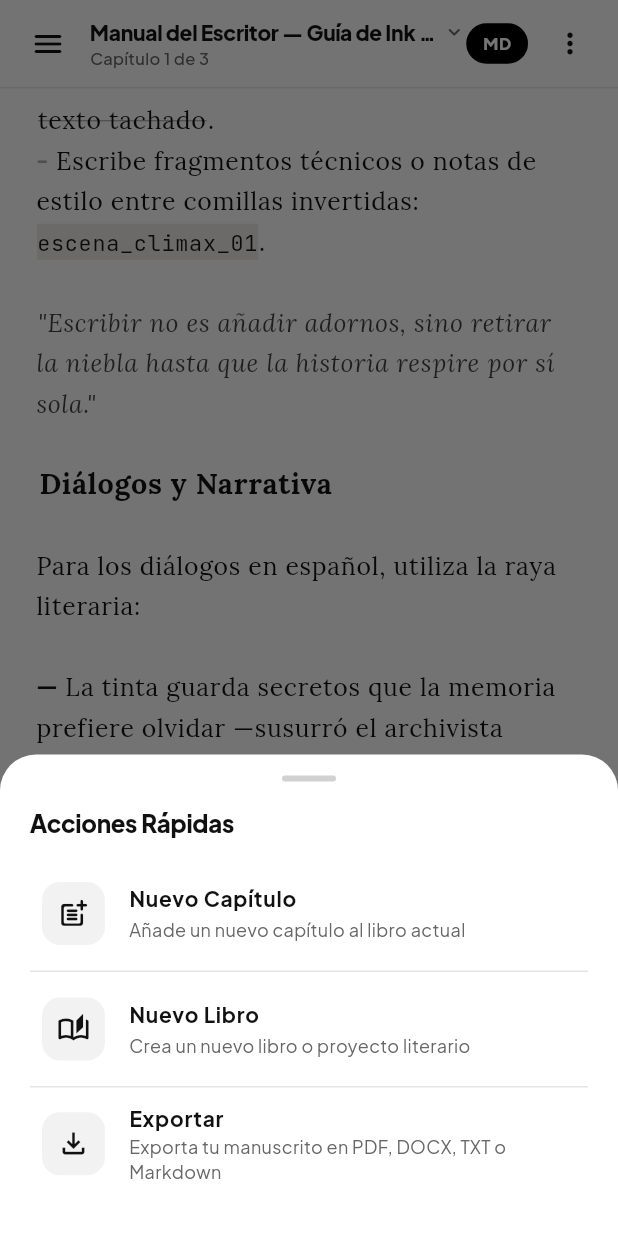
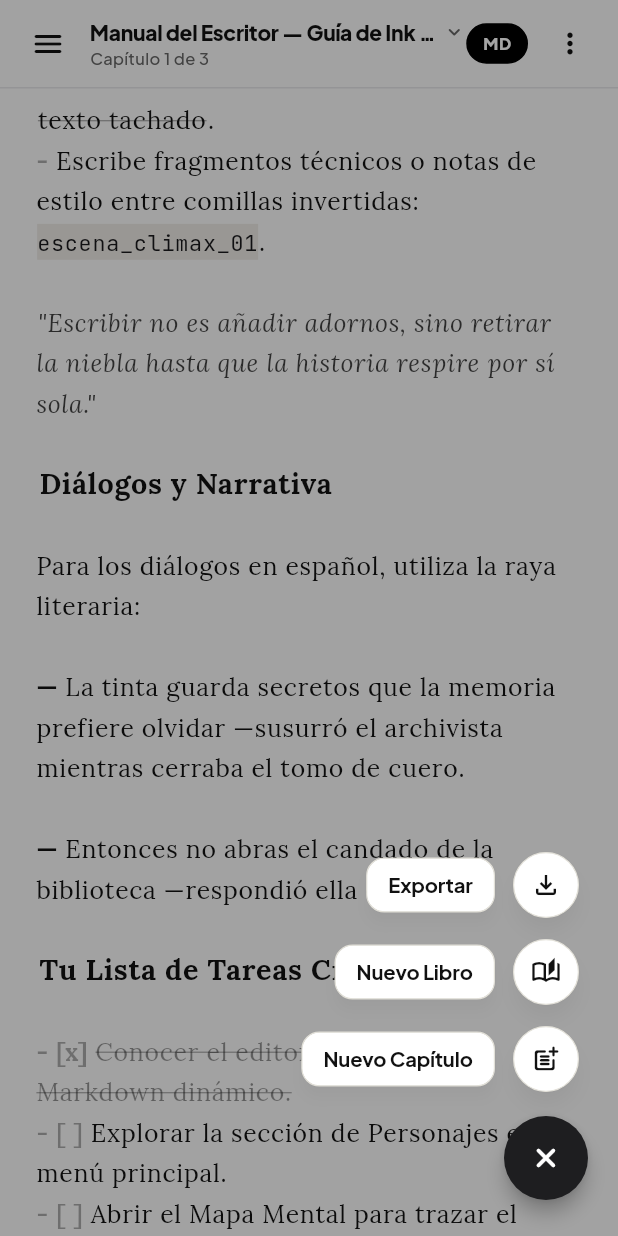
Before and after one commit to SamuelSHenriquezP/ink_wright, a Flutter app: the screen it shows after launch, scrolled down 576 dp, after a tap on the "add" icon, on a phone screen of 412 x 824 dp. Run offline on Flutter 3.47's test engine with Material 3 defaults, Android fonts, the light colour scheme and no system bars; drawn by our look-alikes of flutter_animate; our stand-ins replace google_fonts, pdf, printing, shared_preferences.

Commit message:
feat: implementar menu flotante speed dial para las tres opciones rapidas

```diff
--- a/lib/screens/zen_editor_screen.dart
+++ b/lib/screens/zen_editor_screen.dart
@@ -31,6 +31,7 @@
   final ScrollController _scrollController = ScrollController();
   final PageController _pageController = PageController(initialPage: 1);
   bool _isReadOnly = false;
+  bool _isFabExpanded = false;
 
   // Chapter title controller
   final TextEditingController _chapterTitleController = TextEditingController();
@@ -262,111 +263,78 @@
     );
   }
 
-  void _openQuickActionsModal(BuildContext context, EditorController controller, bool isDark) {
-    final bgCard = isDark ? AppTheme.darkSurfaceCard : AppTheme.lightSurfaceCard;
+  Widget _buildFloatingOptionItem({
+    required IconData icon,
+    required String label,
+    required int delayMs,
+    required bool isDark,
+    required VoidCallback onTap,
+  }) {
+    final bgPill = isDark ? const Color(0xFF222225) : Colors.white;
     final textPrimary = isDark ? AppTheme.darkTextPrimary : AppTheme.lightTextPrimary;
-    final textSecondary = isDark ? AppTheme.darkTextSecondary : AppTheme.lightTextSecondary;
-    final borderSubtle = isDark ? AppTheme.darkBorderSubtle : AppTheme.lightBorderSubtle;
-
-    showModalBottomSheet(
-      context: context,
-      backgroundColor: bgCard,
-      shape: const RoundedRectangleBorder(
-        borderRadius: BorderRadius.vertical(top: Radius.circular(24)),
-      ),
-      builder: (ctx) {
-        return SafeArea(
-          child: Padding(
-            padding: const EdgeInsets.fromLTRB(20, 14, 20, 24),
-            child: Column(
+    final borderSubtle = isDark ? const Color(0xFF38383C) : const Color(0xFFE2E0D8);
+
+    return GestureDetector(
+      onTap: onTap,
+      behavior: HitTestBehavior.opaque,
+      child: Row(
         mainAxisSize: MainAxisSize.min,
         children: [
-                Center(
+          // Text Label Pill
+          Material(
+            color: Colors.transparent,
+            elevation: 4,
+            shadowColor: Colors.black.withValues(alpha: isDark ? 0.4 : 0.15),
+            borderRadius: BorderRadius.circular(12),
             child: Container(
-                    width: 36,
-                    height: 4,
+              padding: const EdgeInsets.symmetric(horizontal: 14, vertical: 8),
               decoration: BoxDecoration(
-                      color: textSecondary.withValues(alpha: 0.3),
-                      borderRadius: BorderRadius.circular(2),
-                    ),
-                  ),
-                ),
-                const SizedBox(height: 16),
-                Align(
-                  alignment: Alignment.centerLeft,
+                color: bgPill,
+                borderRadius: BorderRadius.circular(12),
+                border: Border.all(color: borderSubtle, width: 0.8),
+              ),
               child: Text(
-                    'Acciones Rápidas',
+                label,
                 style: TextStyle(
-                      fontSize: 16,
-                      fontWeight: FontWeight.w800,
+                  fontSize: 13.5,
+                  fontWeight: FontWeight.w700,
                   color: textPrimary,
-                      letterSpacing: -0.2,
-                    ),
-                  ),
-                ),
-                const SizedBox(height: 12),
-                ListTile(
-                  contentPadding: const EdgeInsets.symmetric(horizontal: 8, vertical: 2),
-                  leading: Container(
-                    padding: const EdgeInsets.all(10),
+                  letterSpacing: -0.1,
+                ),
+              ),
+            ),
+          ),
+          const SizedBox(width: 12),
+
+          // Circular Floating Action Button
+          Material(
+            color: Colors.transparent,
+            elevation: 5,
+            shadowColor: Colors.black.withValues(alpha: isDark ? 0.5 : 0.2),
+            shape: const CircleBorder(),
+            child: Container(
+              width: 44,
+              height: 44,
               decoration: BoxDecoration(
-                      color: isDark ? Colors.white12 : Colors.black.withValues(alpha: 0.05),
-                      borderRadius: BorderRadius.circular(12),
-                    ),
-                    child: Icon(Icons.post_add_rounded, size: 22, color: textPrimary),
-                  ),
-                  title: Text('Nuevo Capítulo', style: TextStyle(fontWeight: FontWeight.w700, color: textPrimary, fontSize: 14)),
-                  subtitle: Text('Añade un nuevo capítulo al libro actual', style: TextStyle(color: textSecondary, fontSize: 12)),
-                  shape: RoundedRectangleBorder(borderRadius: BorderRadius.circular(14)),
-                  onTap: () {
-                    Navigator.of(ctx).pop();
-                    _showNewChapterDialog(context, controller, isDark);
-                  },
-                ),
-                Divider(height: 1, color: borderSubtle),
-                ListTile(
-                  contentPadding: const EdgeInsets.symmetric(horizontal: 8, vertical: 2),
-                  leading: Container(
-                    padding: const EdgeInsets.all(10),
-                    decoration: BoxDecoration(
-                      color: isDark ? Colors.white12 : Colors.black.withValues(alpha: 0.05),
-                      borderRadius: BorderRadius.circular(12),
-                    ),
-                    child: Icon(Icons.auto_stories_outlined, size: 22, color: textPrimary),
-                  ),
-                  title: Text('Nuevo Libro', style: TextStyle(fontWeight: FontWeight.w700, color: textPrimary, fontSize: 14)),
-                  subtitle: Text('Crea un nuevo libro o proyecto literario', style: TextStyle(color: textSecondary, fontSize: 12)),
-                  shape: RoundedRectangleBorder(borderRadius: BorderRadius.circular(14)),
-                  onTap: () {
-                    Navigator.of(ctx).pop();
-                    _showNewBookDialog(context, controller, isDark);
-                  },
-                ),
-                Divider(height: 1, color: borderSubtle),
-                ListTile(
-                  contentPadding: const EdgeInsets.symmetric(horizontal: 8, vertical: 2),
-                  leading: Container(
-                    padding: const EdgeInsets.all(10),
-                    decoration: BoxDecoration(
-                      color: isDark ? Colors.white12 : Colors.black.withValues(alpha: 0.05),
-                      borderRadius: BorderRadius.circular(12),
-                    ),
-                    child: Icon(Icons.file_download_outlined, size: 22, color: textPrimary),
-                  ),
-                  title: Text('Exportar', style: TextStyle(fontWeight: FontWeight.w700, color: textPrimary, fontSize: 14)),
-                  subtitle: Text('Exporta tu manuscrito en PDF, DOCX, TXT o Markdown', style: TextStyle(color: textSecondary, fontSize: 12)),
-                  shape: RoundedRectangleBorder(borderRadius: BorderRadius.circular(14)),
-                  onTap: () {
-                    Navigator.of(ctx).pop();
-                    _openExportDialog(context, isDark);
-                  },
-                ),
-              ],
-            ),
-          ),
-        );
-      },
-    );
+                shape: BoxShape.circle,
+                color: bgPill,
+                border: Border.all(color: borderSubtle, width: 0.8),
+              ),
+              child: Icon(
+                icon,
+                size: 20,
+                color: textPrimary,
+              ),
+            ),
+          ),
+          // Align with center of 56px FAB ((56 - 44) / 2 = 6px)
+          const SizedBox(width: 6),
+        ],
+      ),
+    )
+        .animate()
+        .fadeIn(duration: 160.ms, delay: Duration(milliseconds: delayMs))
+        .slideY(begin: 0.2, end: 0, duration: 160.ms, curve: Curves.easeOut);
   }
 
   void _toggleFindReplace() {
@@ -1213,6 +1181,16 @@
           if (_showFindReplace) _toggleFindReplace();
         },
       },
+      child: PopScope(
+        canPop: !_isFabExpanded,
+        onPopInvokedWithResult: (didPop, result) {
+          if (didPop) return;
+          if (_isFabExpanded) {
+            setState(() {
+              _isFabExpanded = false;
+            });
+          }
+        },
         child: Scaffold(
           key: _scaffoldKey,
           drawer: ChapterDrawer(controller: controller, isDark: isDark),
@@ -1221,6 +1199,11 @@
           body: SafeArea(
             child: PageView(
               controller: _pageController,
+              onPageChanged: (idx) {
+                if (_isFabExpanded) {
+                  setState(() => _isFabExpanded = false);
+                }
+              },
               physics: isKeyboardOpen
                   ? const NeverScrollableScrollPhysics()
                   : const PageScrollPhysics(),
@@ -1557,20 +1540,93 @@
                   ),
                 ),
 
-              // Floating '+' Options Button (Only shown when keyboard is closed)
+              // Scrim / Backdrop overlay when FAB is expanded
+              if (_isFabExpanded && !isZen && !isKeyboardOpen)
+                Positioned.fill(
+                  child: GestureDetector(
+                    behavior: HitTestBehavior.opaque,
+                    onTap: () => setState(() => _isFabExpanded = false),
+                    child: Container(
+                      color: Colors.black.withValues(alpha: isDark ? 0.6 : 0.35),
+                    ),
+                  ).animate().fadeIn(duration: 150.ms),
+                ),
+
+              // Floating Speed Dial Options + Main FAB (Only shown when keyboard is closed)
               if (!isZen && !isKeyboardOpen)
                 Positioned(
                   bottom: 24,
                   right: 20,
-                  child: FloatingActionButton(
+                  child: Column(
+                    mainAxisSize: MainAxisSize.min,
+                    crossAxisAlignment: CrossAxisAlignment.end,
+                    children: [
+                      if (_isFabExpanded) ...[
+                        // Option 3: Exportar (Top-most)
+                        _buildFloatingOptionItem(
+                          icon: Icons.file_download_outlined,
+                          label: 'Exportar',
+                          delayMs: 80,
+                          isDark: isDark,
+                          onTap: () {
+                            setState(() => _isFabExpanded = false);
+                            _openExportDialog(context, isDark);
+                          },
+                        ),
+                        const SizedBox(height: 14),
+
+                        // Option 2: Nuevo Libro (Middle)
+                        _buildFloatingOptionItem(
+                          icon: Icons.auto_stories_outlined,
+                          label: 'Nuevo Libro',
+                          delayMs: 40,
+                          isDark: isDark,
+                          onTap: () {
+                            setState(() => _isFabExpanded = false);
+                            _showNewBookDialog(context, controller, isDark);
+                          },
+                        ),
+                        const SizedBox(height: 14),
+
+                        // Option 1: Nuevo Capítulo (Bottom-most above FAB)
+                        _buildFloatingOptionItem(
+                          icon: Icons.post_add_rounded,
+                          label: 'Nuevo Capítulo',
+                          delayMs: 0,
+                          isDark: isDark,
+                          onTap: () {
+                            setState(() => _isFabExpanded = false);
+                            _showNewChapterDialog(context, controller, isDark);
+                          },
+                        ),
+                        const SizedBox(height: 16),
+                      ],
+
+                      // Main FAB Toggle (+ / X)
+                      FloatingActionButton(
                         heroTag: 'editor_fab_options',
-                    backgroundColor: accentColor,
-                    foregroundColor: isDark ? Colors.black : Colors.white,
-                    elevation: 4,
+                        backgroundColor: _isFabExpanded
+                            ? (isDark ? const Color(0xFF2C2C2E) : const Color(0xFF1E1E20))
+                            : accentColor,
+                        foregroundColor: _isFabExpanded
+                            ? Colors.white
+                            : (isDark ? Colors.black : Colors.white),
+                        elevation: 5,
                         shape: RoundedRectangleBorder(borderRadius: BorderRadius.circular(28)),
-                    tooltip: 'Acciones Rápidas (+)',
-                    onPressed: () => _openQuickActionsModal(context, controller, isDark),
+                        tooltip: _isFabExpanded ? 'Cerrar' : 'Acciones Rápidas (+)',
+                        onPressed: () {
+                          setState(() {
+                            _isFabExpanded = !_isFabExpanded;
+                          });
+                        },
+                        child: AnimatedRotation(
+                          turns: _isFabExpanded ? 0.125 : 0.0,
+                          duration: const Duration(milliseconds: 200),
+                          curve: Curves.easeOut,
                           child: const Icon(Icons.add_rounded, size: 28),
+                        ),
+                      ),
+                    ],
                   ),
                 ).animate().scale(duration: 150.ms, curve: Curves.easeOut),
               ],
@@ -1594,6 +1650,7 @@
         ),
       ),
     ),
-  );
-  }
-}
+  ),
+  );
+  }
+}
```
Also changed, not shown: 1 other file. Lines whose indentation alone changed are shown as unchanged.
